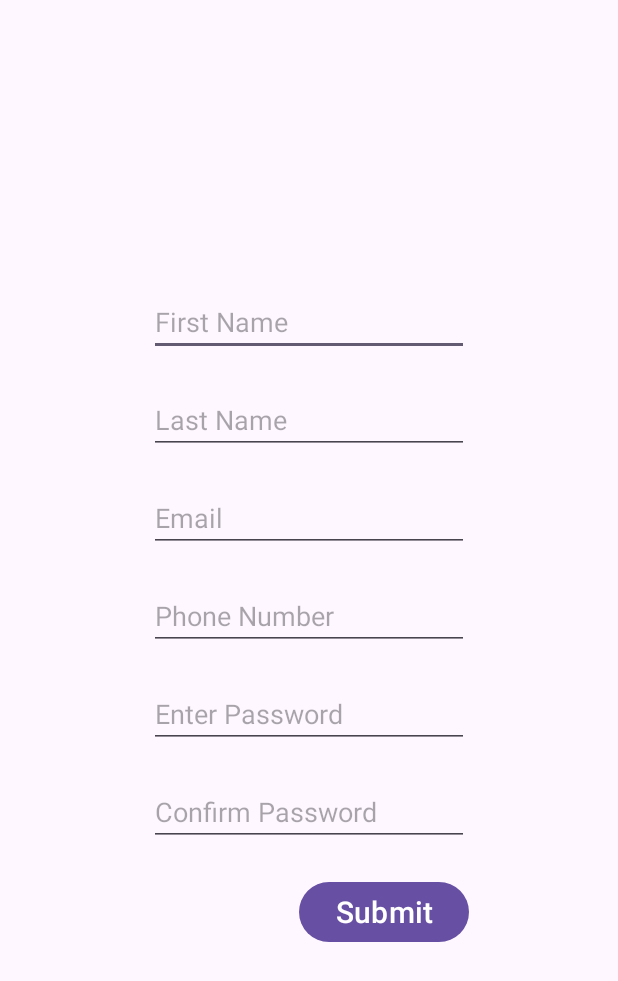
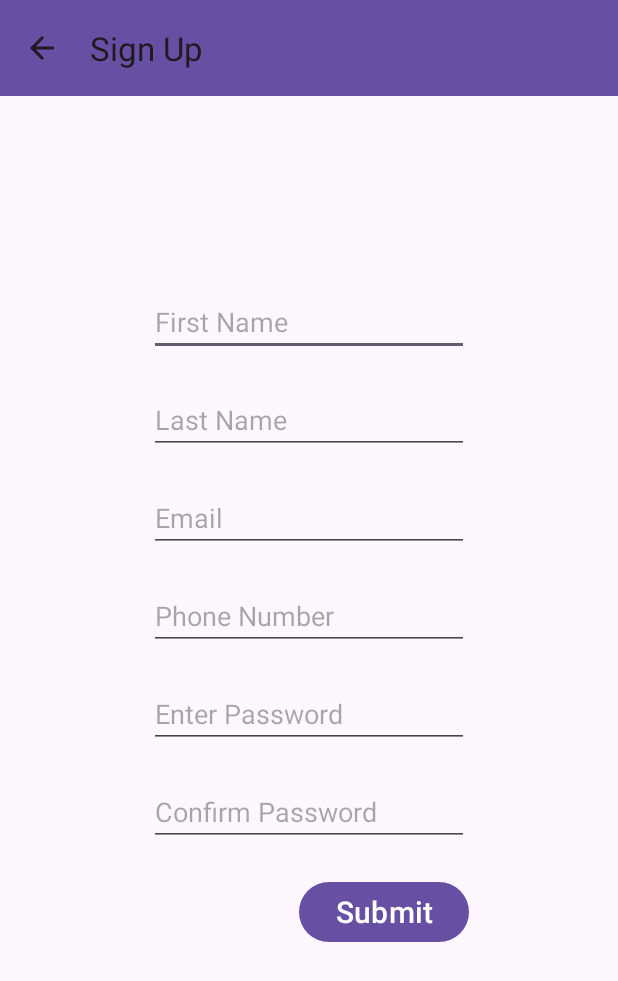
Before and after one commit to YashTanna/Farming-Management-App, an Android app: the SignUp screen opened directly, with no data from a screen before it, on a phone screen of 412 x 824 dp. Shown: the top 981 px of the screen. Run offline under Robolectric (Android 15) with nearby library versions, the phone set to English and light mode, and no system bars.

Commit message:
Adding Toolbar

```diff
--- a/app/src/main/java/com/example/farmingmanagemant/MainActivity.java
+++ b/app/src/main/java/com/example/farmingmanagemant/MainActivity.java
@@ -3,6 +3,7 @@ package com.example.farmingmanagemant;
 import android.content.Intent;
 import android.os.Bundle;
 import android.widget.Button;
+import androidx.appcompat.widget.Toolbar;
 
 import androidx.activity.EdgeToEdge;
 import androidx.appcompat.app.AppCompatActivity;
@@ -19,6 +20,8 @@ public class MainActivity extends AppCompatActivity {
     protected void onCreate(Bundle savedInstanceState) {
         super.onCreate(savedInstanceState);
         setContentView(R.layout.activity_main);
+
+
 
         b =  findViewById(R.id.btn_login);
         intent = new Intent(this,Login.class);
--- a/app/src/main/java/com/example/farmingmanagemant/SignUp.java
+++ b/app/src/main/java/com/example/farmingmanagemant/SignUp.java
@@ -7,6 +7,7 @@ import android.widget.Toast;
 
 import androidx.activity.EdgeToEdge;
 import androidx.appcompat.app.AppCompatActivity;
+import androidx.appcompat.widget.Toolbar;
 import androidx.core.graphics.Insets;
 import androidx.core.view.ViewCompat;
 import androidx.core.view.WindowInsetsCompat;
@@ -21,6 +22,16 @@ public class SignUp extends AppCompatActivity {
         super.onCreate(savedInstanceState);
         setContentView(R.layout.activity_sign_up);
 
+        Toolbar toolbar = findViewById(R.id.toolbar);
+        setSupportActionBar(toolbar);
+
+        // Enable the Up button (back button)
+        getSupportActionBar().setDisplayHomeAsUpEnabled(true);
+        getSupportActionBar().setDisplayShowHomeEnabled(true);
+
+        // Handle the back button press
+        toolbar.setNavigationOnClickListener(v -> onBackPressed());
+
         btn_signup = findViewById(R.id.btn_submit);
         pass = findViewById(R.id.et_pass);
         confpass = findViewById(R.id.et_confpass);
--- a/app/src/main/res/layout/activity_sign_up.xml
+++ b/app/src/main/res/layout/activity_sign_up.xml
@@ -7,6 +7,17 @@
     android:layout_height="match_parent"
     android:orientation="vertical"
     tools:context=".SignUp">
+
+    <androidx.appcompat.widget.Toolbar
+        android:id="@+id/toolbar"
+        android:layout_width="match_parent"
+        android:layout_height="wrap_content"
+        android:background="?attr/colorPrimary"
+        android:minHeight="?attr/actionBarSize"
+        android:theme="?attr/actionBarTheme"
+        app:layout_constraintTop_toTopOf="parent"
+        tools:layout_editor_absoluteX="101dp"
+        app:title="Sign Up"/>
 
     <LinearLayout
         android:layout_width="wrap_content"
```
Also changed, not shown: app/src/main/java/com/example/farmingmanagemant/Login.java (+11 -0 lines), app/src/main/res/layout/activity_login.xml (+12 -0 lines), app/src/main/res/layout/activity_main.xml (+11 -9 lines).
